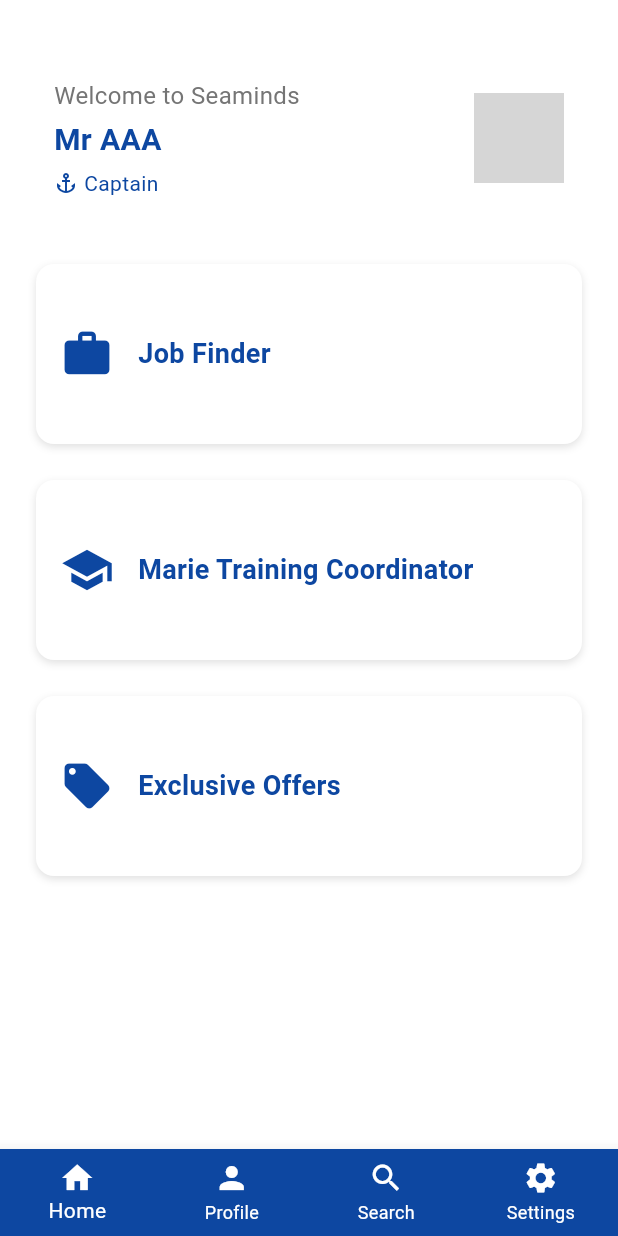
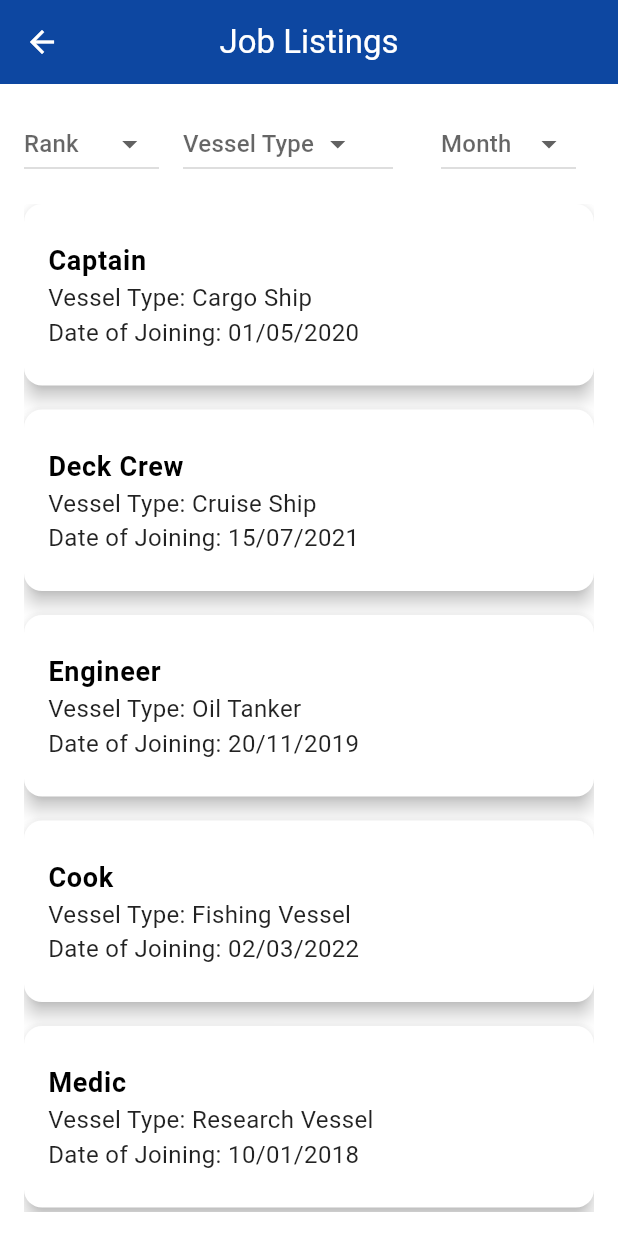
Before and after one commit to ayeshmadusanka/Imperium, a Flutter app: the HomePage screen opened directly, item 2 of the bottom bar chosen, scrolled down 60 dp, after a tap on the "arrow back" icon, after a tap on "Job Finder", on a phone screen of 412 x 824 dp. Run offline on Flutter 3.47's test engine with Material 3 defaults, Android fonts, the phone set to English and light mode, and no system bars; our stand-ins replace flutter_animate, font_awesome_flutter; grey boxes are pictures that could not be loaded.

Commit message:
Created Job Listing and Course Listing Interfaces

```diff
--- a/lib/home.dart
+++ b/lib/home.dart
@@ -1,5 +1,7 @@
 import 'package:flutter/material.dart';
 import 'profile.dart';
+import 'jobs.dart';
+import 'courses.dart';// Import the JobListPage
 
 void main() {
   runApp(MyApp());
@@ -48,7 +50,11 @@
               icon: Icons.work,
               title: 'Job Finder',
               onTap: () {
-                // Handle navigation to Job Finder
+                // Navigate to the JobListPage
+                Navigator.push(
+                  context,
+                  MaterialPageRoute(builder: (context) => JobListPage()), // Navigate to JobListPage
+                );
               },
             ),
             SizedBox(height: 24),
@@ -56,7 +62,10 @@
               icon: Icons.school,
               title: 'Marie Training Coordinator',
               onTap: () {
-                // Handle navigation to Marie Training Coordinator
+                Navigator.push(
+                  context,
+                  MaterialPageRoute(builder: (context) => CourseListPage()), // Navigate to JobListPage
+                );
               },
             ),
             SizedBox(height: 24),
@@ -77,6 +86,7 @@
         backgroundColor: Colors.blue.shade900, // Set the background color of the bottom navigation bar to blue.shade900
         type: BottomNavigationBarType.fixed, // Ensure fixed type for consistent background color
         onTap: (index) {
+
           setState(() {
             _currentIndex = index;
           });
@@ -105,12 +115,8 @@
             label: 'Settings',
           ),
         ],
+
       ),
-
-
-
-
-
     );
   }
 
--- /dev/null
+++ b/lib/jobs.dart
@@ -0,0 +1,217 @@
+import 'package:flutter/material.dart';
+
+class JobListPage extends StatefulWidget {
+  const JobListPage({Key? key}) : super(key: key);
+
+  @override
+  _JobListPageState createState() => _JobListPageState();
+}
+
+class _JobListPageState extends State<JobListPage> {
+  String? selectedRank;
+  String? selectedVesselType;
+  String? selectedMonth;
+
+  final List<String> ranks = ['Captain', 'Deck Crew', 'Engineer', 'Cook', 'Medic'];
+  final List<String> vesselTypes = ['Cargo Ship', 'Cruise Ship', 'Oil Tanker', 'Fishing Vessel', 'Research Vessel'];
+  final List<String> months = ['January', 'February', 'March', 'April', 'May', 'June', 'July', 'August', 'September', 'October', 'November', 'December'];
+
+  @override
+  Widget build(BuildContext context) {
+    return Scaffold(
+      appBar: AppBar(
+        title: const Text(
+          "Job Listings",
+          style: TextStyle(
+            color: Colors.white, // Set the text color to white
+          ),
+        ),
+        backgroundColor: Colors.blue.shade900,
+        foregroundColor: Colors.white, // Set the icon color to white
+        centerTitle: true, // Center the title
+      ),
+
+      body: Padding(
+        padding: const EdgeInsets.all(16.0),
+        child: Column(
+          crossAxisAlignment: CrossAxisAlignment.start,
+          children: [
+            // Filter Section
+            SingleChildScrollView(
+              scrollDirection: Axis.horizontal,
+              child: Row(
+                children: [
+                  // Rank Filter
+                  Container(
+                    width: 90, // Reduced width
+                    child: DropdownButton<String>(
+                      value: selectedRank,
+                      hint: const Text('Rank'),
+                      onChanged: (String? newValue) {
+                        setState(() {
+                          selectedRank = newValue;
+                        });
+                      },
+                      items: ranks.map<DropdownMenuItem<String>>((String value) {
+                        return DropdownMenuItem<String>(
+                          value: value,
+                          child: Text(
+                            value,
+                            style: TextStyle(fontSize: 12), // Reduced text size
+                          ),
+                        );
+                      }).toList(),
+                    ),
+                  ),
+                  const SizedBox(width: 16),  // Adjusted space between filters
+
+                  // Vessel Type Filter
+                  Container(
+                    width: 140, // Increased width to fix overflow
+                    child: DropdownButton<String>(
+                      value: selectedVesselType,
+                      hint: const Text('Vessel Type'),
+                      onChanged: (String? newValue) {
+                        setState(() {
+                          selectedVesselType = newValue;
+                        });
+                      },
+                      items: vesselTypes.map<DropdownMenuItem<String>>((String value) {
+                        return DropdownMenuItem<String>(
+                          value: value,
+                          child: Text(
+                            value,
+                            style: TextStyle(fontSize: 12), // Reduced text size
+                          ),
+                        );
+                      }).toList(),
+                    ),
+                  ),
+                  const SizedBox(width: 32),  // Increased space between Vessel Type and Month
+
+                  // Month Filter
+                  Container(
+                    width: 90, // Reduced width
+                    child: DropdownButton<String>(
+                      value: selectedMonth,
+                      hint: const Text('Month'),
+                      onChanged: (String? newValue) {
+                        setState(() {
+                          selectedMonth = newValue;
+                        });
+                      },
+                      items: months.map<DropdownMenuItem<String>>((String value) {
+                        return DropdownMenuItem<String>(
+                          value: value,
+                          child: Text(
+                            value,
+                            style: TextStyle(fontSize: 12), // Reduced text size
+                          ),
+                        );
+                      }).toList(),
+                    ),
+                  ),
+                ],
+              ),
+            ),
+
+            const SizedBox(height: 16),
+
+            // Job Tiles
+            Expanded(
+              child: ListView(
+                children: [
+                  // Job 1
+                  JobTile(
+                    rank: 'Captain',
+                    vesselType: 'Cargo Ship',
+                    joiningDate: '01/05/2020',
+                  ),
+                  // Job 2
+                  JobTile(
+                    rank: 'Deck Crew',
+                    vesselType: 'Cruise Ship',
+                    joiningDate: '15/07/2021',
+                  ),
+                  // Job 3
+                  JobTile(
+                    rank: 'Engineer',
+                    vesselType: 'Oil Tanker',
+                    joiningDate: '20/11/2019',
+                  ),
+                  // Job 4
+                  JobTile(
+                    rank: 'Cook',
+                    vesselType: 'Fishing Vessel',
+                    joiningDate: '02/03/2022',
+                  ),
+                  // Job 5
+                  JobTile(
+                    rank: 'Medic',
+                    vesselType: 'Research Vessel',
+                    joiningDate: '10/01/2018',
+                  ),
+                ],
+              ),
+            ),
+          ],
+        ),
+      ),
+    );
+  }
+}
+
+class JobTile extends StatelessWidget {
+  final String rank;
+  final String vesselType;
+  final String joiningDate;
+
+  const JobTile({
+    Key? key,
+    required this.rank,
+    required this.vesselType,
+    required this.joiningDate,
+  }) : super(key: key);
+
+  @override
+  Widget build(BuildContext context) {
+    return Card(
+      margin: const EdgeInsets.only(bottom: 16.0),
+      elevation: 5.0,
+      shape: RoundedRectangleBorder(
+        borderRadius: BorderRadius.circular(12.0),
+      ),
+      color: Colors.white, // Set the background color to white
+      child: ListTile(
+        contentPadding: const EdgeInsets.all(16.0),
+        title: Text(
+          rank,
+          style: const TextStyle(
+            fontSize: 18,
+            fontWeight: FontWeight.bold,
+            color: Colors.black,
+          ),
+        ),
+        subtitle: Column(
+          crossAxisAlignment: CrossAxisAlignment.start,
+          children: [
+            Text(
+              'Vessel Type: $vesselType',
+              style: const TextStyle(
+                fontSize: 16,
+                color: Colors.black87,
+              ),
+            ),
+            Text(
+              'Date of Joining: $joiningDate',
+              style: const TextStyle(
+                fontSize: 16,
+                color: Colors.black87,
+              ),
+            ),
+          ],
+        ),
+      ),
+    );
+  }
+}
```
Also changed, not shown: lib/courses.dart (added, +231 -0 lines), lib/register.dart (+30 -68 lines).
